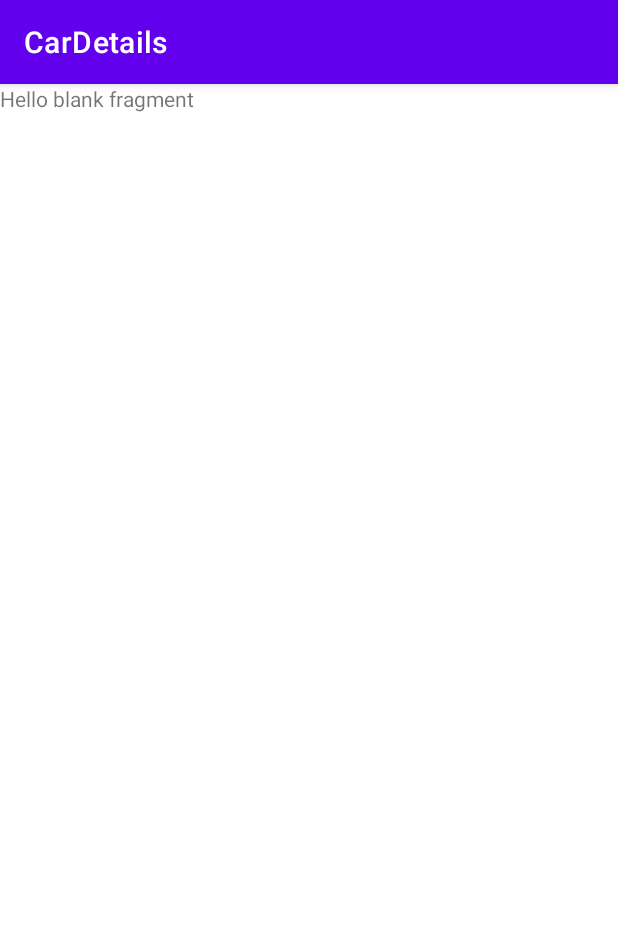
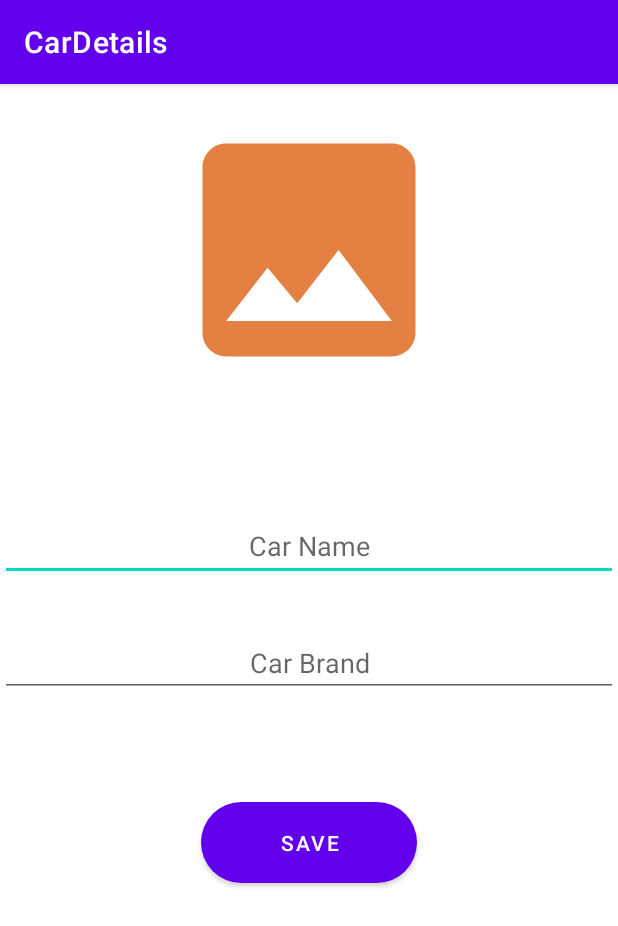
Before and after one commit to tunaegilmez/FragmentProject, an Android app: the fragment DetailFragment shown on its own in the app's theme, on a phone screen of 412 x 824 dp. Shown: the top 926 px of the screen. Run offline under Robolectric (Android 15) with nearby library versions, the phone set to English and light mode, and no system bars.

Commit message:
Design Done

```diff
--- /dev/null
+++ b/app/src/main/res/drawable/ic_baseline_image_24.xml
@@ -0,0 +1,5 @@
+<vector android:height="24dp" android:tint="#E38042"
+    android:viewportHeight="24" android:viewportWidth="24"
+    android:width="24dp" xmlns:android="http://schemas.android.com/apk/res/android">
+    <path android:fillColor="@android:color/white" android:pathData="M21,19V5c0,-1.1 -0.9,-2 -2,-2H5c-1.1,0 -2,0.9 -2,2v14c0,1.1 0.9,2 2,2h14c1.1,0 2,-0.9 2,-2zM8.5,13.5l2.5,3.01L14.5,12l4.5,6H5l3.5,-4.5z"/>
+</vector>
--- a/app/src/main/res/layout/fragment_detail.xml
+++ b/app/src/main/res/layout/fragment_detail.xml
@@ -1,14 +1,57 @@
 <?xml version="1.0" encoding="utf-8"?>
-<FrameLayout xmlns:android="http://schemas.android.com/apk/res/android"
+<androidx.constraintlayout.widget.ConstraintLayout xmlns:android="http://schemas.android.com/apk/res/android"
+    xmlns:app="http://schemas.android.com/apk/res-auto"
     xmlns:tools="http://schemas.android.com/tools"
     android:layout_width="match_parent"
     android:layout_height="match_parent"
     tools:context=".DetailFragment">
 
-    <!-- TODO: Update blank fragment layout -->
-    <TextView
+
+    <ImageView
+        android:id="@+id/imageView"
+        android:layout_width="248dp"
+        android:layout_height="189dp"
+        android:layout_marginTop="16dp"
+        android:src="@drawable/ic_baseline_image_24"
+        app:layout_constraintEnd_toEndOf="parent"
+        app:layout_constraintStart_toStartOf="parent"
+        app:layout_constraintTop_toTopOf="parent" />
+
+    <EditText
+        android:id="@+id/carNameText"
         android:layout_width="match_parent"
-        android:layout_height="match_parent"
-        android:text="@string/hello_blank_fragment" />
+        android:layout_height="46dp"
+        android:layout_marginTop="80dp"
+        android:ems="10"
+        android:hint="Car Name"
+        android:inputType="textPersonName"
+        android:textAlignment="center"
+        app:layout_constraintEnd_toEndOf="parent"
+        app:layout_constraintStart_toStartOf="parent"
+        app:layout_constraintTop_toBottomOf="@+id/imageView" />
 
-</FrameLayout>
+    <EditText
+        android:id="@+id/editTextTextPersonName2"
+        android:layout_width="match_parent"
+        android:layout_height="wrap_content"
+        android:layout_marginTop="32dp"
+        android:ems="10"
+        android:hint="Car Brand"
+        android:inputType="textPersonName"
+        android:textAlignment="center"
+        app:layout_constraintEnd_toEndOf="parent"
+        app:layout_constraintStart_toStartOf="parent"
+        app:layout_constraintTop_toBottomOf="@+id/carNameText" />
+
+    <Button
+        android:id="@+id/button"
+        android:layout_width="144dp"
+        android:layout_height="66dp"
+        android:layout_marginTop="64dp"
+        android:text="Save"
+        app:cornerRadius="30dp"
+        app:layout_constraintEnd_toEndOf="parent"
+        app:layout_constraintStart_toStartOf="parent"
+        app:layout_constraintTop_toBottomOf="@+id/editTextTextPersonName2" />
+
+</androidx.constraintlayout.widget.ConstraintLayout>
```
Also changed, not shown: app/src/main/res/layout/activity_main.xml (+1 -12 lines), app/src/main/res/layout/fragment_list.xml (+15 -7 lines).
